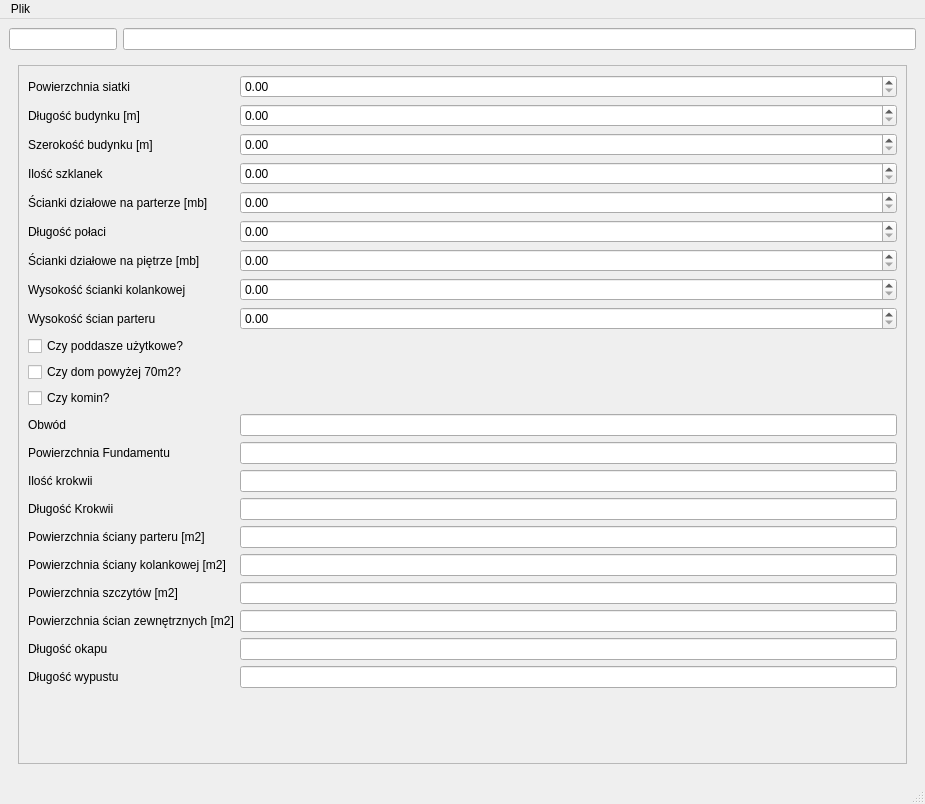
This is resources/designer/MainWindow.ui in KPlutowski/estiamte-app as Qt 5 draws it before an edit. The edited form follows.
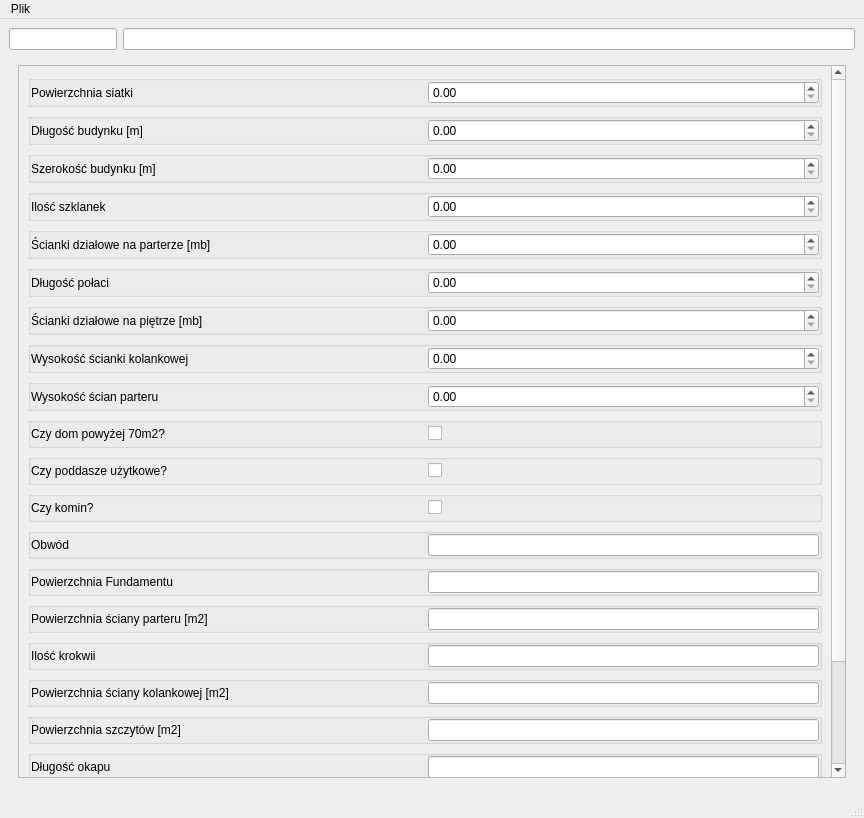
This is the edited form. Custom widgets are drawn as their Qt base class.

Commit message: Basic drag and drop in properties tab

The edit to the form file:
```diff
--- a/resources/designer/MainWindow.ui
+++ b/resources/designer/MainWindow.ui
@@ -6,8 +6,8 @@
    <rect>
     <x>0</x>
     <y>0</y>
-    <width>925</width>
-    <height>804</height>
+    <width>864</width>
+    <height>818</height>
    </rect>
   </property>
   <property name="windowTitle">
@@ -70,226 +70,898 @@
             <rect>
              <x>0</x>
              <y>0</y>
-             <width>879</width>
-             <height>676</height>
+             <width>818</width>
+             <height>690</height>
             </rect>
            </property>
-           <layout class="QFormLayout" name="formLayout">
-            <item row="0" column="0">
-             <widget class="QLabel" name="label">
-              <property name="text">
-               <string>Powierzchnia siatki</string>
+           <layout class="QVBoxLayout" name="scrollVerticalLayout">
+            <item>
+             <widget class="QGroupBox" name="groupBox_13">
+              <property name="title">
+               <string/>
               </property>
+              <layout class="QHBoxLayout" name="horizontalLayout_9">
+               <property name="leftMargin">
+                <number>0</number>
+               </property>
+               <property name="topMargin">
+                <number>0</number>
+               </property>
+               <property name="rightMargin">
+                <number>0</number>
+               </property>
+               <property name="bottomMargin">
+                <number>0</number>
+               </property>
+               <item>
+                <widget class="QLabel" name="label">
+                 <property name="text">
+                  <string>Powierzchnia siatki</string>
+                 </property>
+                 <property name="buddy">
+                  <cstring>gridArea</cstring>
+                 </property>
+                </widget>
+               </item>
+               <item>
+                <widget class="DoubleSpinnBoxItem" name="gridArea">
+                 <property name="sizePolicy">
+                  <sizepolicy hsizetype="Preferred" vsizetype="Fixed">
+                   <horstretch>0</horstretch>
+                   <verstretch>0</verstretch>
+                  </sizepolicy>
+                 </property>
+                </widget>
+               </item>
+              </layout>
              </widget>
             </item>
-            <item row="0" column="1">
-             <widget class="DoubleSpinnBoxItem" name="gridArea"/>
-            </item>
-            <item row="1" column="0">
-             <widget class="QLabel" name="label_2">
-              <property name="text">
-               <string>Długość budynku [m]</string>
+            <item>
+             <widget class="QGroupBox" name="groupBox_12">
+              <property name="title">
+               <string/>
               </property>
+              <layout class="QHBoxLayout" name="horizontalLayout_8">
+               <property name="leftMargin">
+                <number>0</number>
+               </property>
+               <property name="topMargin">
+                <number>0</number>
+               </property>
+               <property name="rightMargin">
+                <number>0</number>
+               </property>
+               <property name="bottomMargin">
+                <number>0</number>
+               </property>
+               <item>
+                <widget class="QLabel" name="label_2">
+                 <property name="text">
+                  <string>Długość budynku [m]</string>
+                 </property>
+                 <property name="buddy">
+                  <cstring>buildingLength</cstring>
+                 </property>
+                </widget>
+               </item>
+               <item>
+                <widget class="DoubleSpinnBoxItem" name="buildingLength">
+                 <property name="sizePolicy">
+                  <sizepolicy hsizetype="Preferred" vsizetype="Fixed">
+                   <horstretch>0</horstretch>
+                   <verstretch>0</verstretch>
+                  </sizepolicy>
+                 </property>
+                </widget>
+               </item>
+              </layout>
              </widget>
             </item>
-            <item row="1" column="1">
-             <widget class="DoubleSpinnBoxItem" name="buildingLength"/>
-            </item>
-            <item row="2" column="0">
-             <widget class="QLabel" name="label_3">
-              <property name="text">
-               <string>Szerokość budynku [m]</string>
+            <item>
+             <widget class="QGroupBox" name="groupBox_11">
+              <property name="title">
+               <string/>
               </property>
+              <layout class="QHBoxLayout" name="horizontalLayout_7">
+               <property name="leftMargin">
+                <number>0</number>
+               </property>
+               <property name="topMargin">
+                <number>0</number>
+               </property>
+               <property name="rightMargin">
+                <number>0</number>
+               </property>
+               <property name="bottomMargin">
+                <number>0</number>
+               </property>
+               <item>
+                <widget class="QLabel" name="label_3">
+                 <property name="text">
+                  <string>Szerokość budynku [m]</string>
+                 </property>
+                 <property name="buddy">
+                  <cstring>buildingWidth</cstring>
+                 </property>
+                </widget>
+               </item>
+               <item>
+                <widget class="DoubleSpinnBoxItem" name="buildingWidth">
+                 <property name="sizePolicy">
+                  <sizepolicy hsizetype="Preferred" vsizetype="Fixed">
+                   <horstretch>0</horstretch>
+                   <verstretch>0</verstretch>
+                  </sizepolicy>
+                 </property>
+                </widget>
+               </item>
+              </layout>
              </widget>
             </item>
-            <item row="2" column="1">
-             <widget class="DoubleSpinnBoxItem" name="buildingWidth"/>
-            </item>
-            <item row="3" column="0">
-             <widget class="QLabel" name="label_4">
-              <property name="text">
-               <string>Ilość szklanek</string>
+            <item>
+             <widget class="QGroupBox" name="groupBox_10">
+              <property name="title">
+               <string/>
               </property>
+              <layout class="QHBoxLayout" name="horizontalLayout_6">
+               <property name="leftMargin">
+                <number>0</number>
+               </property>
+               <property name="topMargin">
+                <number>0</number>
+               </property>
+               <property name="rightMargin">
+                <number>0</number>
+               </property>
+               <property name="bottomMargin">
+                <number>0</number>
+               </property>
+               <item>
+                <widget class="QLabel" name="label_4">
+                 <property name="text">
+                  <string>Ilość szklanek</string>
+                 </property>
+                 <property name="buddy">
+                  <cstring>glassQuantity</cstring>
+                 </property>
+                </widget>
+               </item>
+               <item>
+                <widget class="DoubleSpinnBoxItem" name="glassQuantity">
+                 <property name="sizePolicy">
+                  <sizepolicy hsizetype="Preferred" vsizetype="Fixed">
+                   <horstretch>0</horstretch>
+                   <verstretch>0</verstretch>
+                  </sizepolicy>
+                 </property>
+                </widget>
+               </item>
+              </layout>
              </widget>
             </item>
-            <item row="3" column="1">
-             <widget class="DoubleSpinnBoxItem" name="glassQuantity"/>
-            </item>
-            <item row="4" column="0">
-             <widget class="QLabel" name="label_5">
-              <property name="text">
-               <string>Ścianki działowe na parterze [mb]</string>
+            <item>
+             <widget class="QGroupBox" name="groupBox_7">
+              <property name="title">
+               <string/>
               </property>
+              <layout class="QHBoxLayout" name="horizontalLayout_21">
+               <property name="leftMargin">
+                <number>0</number>
+               </property>
+               <property name="topMargin">
+                <number>0</number>
+               </property>
+               <property name="rightMargin">
+                <number>0</number>
+               </property>
+               <property name="bottomMargin">
+                <number>0</number>
+               </property>
+               <item>
+                <widget class="QLabel" name="label_5">
+                 <property name="text">
+                  <string>Ścianki działowe na parterze [mb]</string>
+                 </property>
+                 <property name="buddy">
+                  <cstring>groundFloorWalls</cstring>
+                 </property>
+                </widget>
+               </item>
+               <item>
+                <widget class="DoubleSpinnBoxItem" name="groundFloorWalls">
+                 <property name="sizePolicy">
+                  <sizepolicy hsizetype="Preferred" vsizetype="Fixed">
+                   <horstretch>0</horstretch>
+                   <verstretch>0</verstretch>
+                  </sizepolicy>
+                 </property>
+                </widget>
+               </item>
+              </layout>
              </widget>
             </item>
-            <item row="4" column="1">
-             <widget class="DoubleSpinnBoxItem" name="groundFloorWalls"/>
-            </item>
-            <item row="5" column="0">
-             <widget class="QLabel" name="label_6">
-              <property name="text">
-               <string>Długość połaci</string>
+            <item>
+             <widget class="QGroupBox" name="groupBox_9">
+              <property name="title">
+               <string/>
               </property>
+              <layout class="QHBoxLayout" name="horizontalLayout_3">
+               <property name="leftMargin">
+                <number>0</number>
+               </property>
+               <property name="topMargin">
+                <number>0</number>
+               </property>
+               <property name="rightMargin">
+                <number>0</number>
+               </property>
+               <property name="bottomMargin">
+                <number>0</number>
+               </property>
+               <item>
+                <widget class="QLabel" name="label_6">
+                 <property name="text">
+                  <string>Długość połaci</string>
+                 </property>
+                 <property name="buddy">
+                  <cstring>roofLength</cstring>
+                 </property>
+                </widget>
+               </item>
+               <item>
+                <widget class="DoubleSpinnBoxItem" name="roofLength">
+                 <property name="sizePolicy">
+                  <sizepolicy hsizetype="Preferred" vsizetype="Fixed">
+                   <horstretch>0</horstretch>
+                   <verstretch>0</verstretch>
+                  </sizepolicy>
+                 </property>
+                </widget>
+               </item>
+              </layout>
              </widget>
             </item>
-            <item row="5" column="1">
-             <widget class="DoubleSpinnBoxItem" name="roofLength"/>
-            </item>
-            <item row="6" column="0">
-             <widget class="QLabel" name="label_19">
-              <property name="text">
-               <string>Ścianki działowe na piętrze [mb]</string>
+            <item>
+             <widget class="QGroupBox" name="groupBox_8">
+              <property name="title">
+               <string/>
               </property>
+              <layout class="QHBoxLayout" name="horizontalLayout_16">
+               <property name="leftMargin">
+                <number>0</number>
+               </property>
+               <property name="topMargin">
+                <number>0</number>
+               </property>
+               <property name="rightMargin">
+                <number>0</number>
+               </property>
+               <property name="bottomMargin">
+                <number>0</number>
+               </property>
+               <item>
+                <widget class="QLabel" name="label_19">
+                 <property name="text">
+                  <string>Ścianki działowe na piętrze [mb]</string>
+                 </property>
+                 <property name="buddy">
+                  <cstring>firstFloorWalls</cstring>
+                 </property>
+                </widget>
+               </item>
+               <item>
+                <widget class="DoubleSpinnBoxItem" name="firstFloorWalls">
+                 <property name="sizePolicy">
+                  <sizepolicy hsizetype="Preferred" vsizetype="Fixed">
+                   <horstretch>0</horstretch>
+                   <verstretch>0</verstretch>
+                  </sizepolicy>
+                 </property>
+                </widget>
+               </item>
+              </layout>
              </widget>
             </item>
-            <item row="6" column="1">
-             <widget class="DoubleSpinnBoxItem" name="firstFloorWalls"/>
-            </item>
-            <item row="7" column="0">
-             <widget class="QLabel" name="label_7">
-              <property name="text">
-               <string>Wysokość ścianki kolankowej</string>
+            <item>
+             <widget class="QGroupBox" name="groupBox_6">
+              <property name="title">
+               <string/>
               </property>
+              <layout class="QHBoxLayout" name="horizontalLayout_19">
+               <property name="leftMargin">
+                <number>0</number>
+               </property>
+               <property name="topMargin">
+                <number>0</number>
+               </property>
+               <property name="rightMargin">
+                <number>0</number>
+               </property>
+               <property name="bottomMargin">
+                <number>0</number>
+               </property>
+               <item>
+                <widget class="QLabel" name="label_7">
+                 <property name="text">
+                  <string>Wysokość ścianki kolankowej</string>
+                 </property>
+                 <property name="buddy">
+                  <cstring>kneeWallHeight</cstring>
+                 </property>
+                </widget>
+               </item>
+               <item>
+                <widget class="DoubleSpinnBoxItem" name="kneeWallHeight">
+                 <property name="sizePolicy">
+                  <sizepolicy hsizetype="Preferred" vsizetype="Fixed">
+                   <horstretch>0</horstretch>
+                   <verstretch>0</verstretch>
+                  </sizepolicy>
+                 </property>
+                </widget>
+               </item>
+              </layout>
              </widget>
             </item>
-            <item row="7" column="1">
-             <widget class="DoubleSpinnBoxItem" name="kneeWallHeight"/>
-            </item>
-            <item row="8" column="0">
-             <widget class="QLabel" name="label_8">
-              <property name="text">
-               <string>Wysokość ścian parteru</string>
+            <item>
+             <widget class="QGroupBox" name="groupBox_5">
+              <property name="title">
+               <string/>
               </property>
+              <layout class="QHBoxLayout" name="horizontalLayout_20">
+               <property name="leftMargin">
+                <number>0</number>
+               </property>
+               <property name="topMargin">
+                <number>0</number>
+               </property>
+               <property name="rightMargin">
+                <number>0</number>
+               </property>
+               <property name="bottomMargin">
+                <number>0</number>
+               </property>
+               <item>
+                <widget class="QLabel" name="label_8">
+                 <property name="text">
+                  <string>Wysokość ścian parteru</string>
+                 </property>
+                 <property name="buddy">
+                  <cstring>groundFloorHeight</cstring>
+                 </property>
+                </widget>
+               </item>
+               <item>
+                <widget class="DoubleSpinnBoxItem" name="groundFloorHeight">
+                 <property name="sizePolicy">
+                  <sizepolicy hsizetype="Preferred" vsizetype="Fixed">
+                   <horstretch>0</horstretch>
+                   <verstretch>0</verstretch>
+                  </sizepolicy>
+                 </property>
+                </widget>
+               </item>
+              </layout>
              </widget>
             </item>
-            <item row="8" column="1">
-             <widget class="DoubleSpinnBoxItem" name="groundFloorHeight"/>
-            </item>
-            <item row="9" column="0">
-             <widget class="CheckBoxItem" name="attic">
-              <property name="text">
-               <string>Czy poddasze użytkowe?</string>
+            <item>
+             <widget class="QGroupBox" name="groupBox_17">
+              <property name="title">
+               <string/>
               </property>
+              <layout class="QHBoxLayout" name="horizontalLayout_23">
+               <property name="leftMargin">
+                <number>0</number>
+               </property>
+               <property name="topMargin">
+                <number>0</number>
+               </property>
+               <property name="rightMargin">
+                <number>0</number>
+               </property>
+               <property name="bottomMargin">
+                <number>0</number>
+               </property>
+               <item>
+                <widget class="QLabel" name="label_20">
+                 <property name="text">
+                  <string>Czy dom powyżej 70m2?</string>
+                 </property>
+                </widget>
+               </item>
+               <item>
+                <widget class="CheckBoxItem" name="largeHouse">
+                 <property name="text">
+                  <string/>
+                 </property>
+                </widget>
+               </item>
+              </layout>
              </widget>
             </item>
-            <item row="10" column="0">
-             <widget class="CheckBoxItem" name="largeHouse">
-              <property name="text">
-               <string>Czy dom powyżej 70m2?</string>
+            <item>
+             <widget class="QGroupBox" name="groupBox_21">
+              <property name="title">
+               <string/>
               </property>
+              <layout class="QHBoxLayout" name="horizontalLayout_24">
+               <property name="leftMargin">
+                <number>0</number>
+               </property>
+               <property name="topMargin">
+                <number>0</number>
+               </property>
+               <property name="rightMargin">
+                <number>0</number>
+               </property>
+               <property name="bottomMargin">
+                <number>0</number>
+               </property>
+               <item>
+                <widget class="QLabel" name="label_21">
+                 <property name="text">
+                  <string>Czy poddasze użytkowe?</string>
+                 </property>
+                </widget>
+               </item>
+               <item>
+                <widget class="CheckBoxItem" name="attic">
+                 <property name="text">
+                  <string/>
+                 </property>
+                </widget>
+               </item>
+              </layout>
              </widget>
             </item>
-            <item row="11" column="0">
-             <widget class="CheckBoxItem" name="chimney">
-              <property name="text">
-               <string>Czy komin?</string>
+            <item>
+             <widget class="QGroupBox" name="groupBox_22">
+              <property name="title">
+               <string/>
               </property>
+              <layout class="QHBoxLayout" name="horizontalLayout_25">
+               <property name="leftMargin">
+                <number>0</number>
+               </property>
+               <property name="topMargin">
+                <number>0</number>
+               </property>
+               <property name="rightMargin">
+                <number>0</number>
+               </property>
+               <property name="bottomMargin">
+                <number>0</number>
+               </property>
+               <item>
+                <widget class="QLabel" name="label_22">
+                 <property name="text">
+                  <string>Czy komin?</string>
+                 </property>
+                </widget>
+               </item>
+               <item>
+                <widget class="CheckBoxItem" name="chimney">
+                 <property name="text">
+                  <string/>
+                 </property>
+                </widget>
+               </item>
+              </layout>
              </widget>
             </item>
-            <item row="12" column="0">
-             <widget class="QLabel" name="label_9">
-              <property name="text">
-               <string>Obwód</string>
+            <item>
+             <widget class="QGroupBox" name="groupBox_4">
+              <property name="title">
+               <string/>
               </property>
+              <layout class="QHBoxLayout" name="horizontalLayout_18">
+               <property name="leftMargin">
+                <number>0</number>
+               </property>
+               <property name="topMargin">
+                <number>0</number>
+               </property>
+               <property name="rightMargin">
+                <number>0</number>
+               </property>
+               <property name="bottomMargin">
+                <number>0</number>
+               </property>
+               <item>
+                <widget class="QLabel" name="label_9">
+                 <property name="text">
+                  <string>Obwód</string>
+                 </property>
+                 <property name="buddy">
+                  <cstring>perimeter</cstring>
+                 </property>
+                </widget>
+               </item>
+               <item>
+                <widget class="LineEditItem" name="perimeter">
+                 <property name="sizePolicy">
+                  <sizepolicy hsizetype="Preferred" vsizetype="Fixed">
+                   <horstretch>0</horstretch>
+                   <verstretch>0</verstretch>
+                  </sizepolicy>
+                 </property>
+                </widget>
+               </item>
+              </layout>
              </widget>
             </item>
-            <item row="12" column="1">
-             <widget class="LineEditItem" name="perimeter"/>
-            </item>
-            <item row="13" column="0">
-             <widget class="QLabel" name="label_10">
-              <property name="text">
-               <string>Powierzchnia Fundamentu</string>
+            <item>
+             <widget class="QGroupBox" name="groupBox_14">
+              <property name="title">
+               <string/>
               </property>
+              <layout class="QHBoxLayout" name="horizontalLayout_10">
+               <property name="leftMargin">
+                <number>0</number>
+               </property>
+               <property name="topMargin">
+                <number>0</number>
+               </property>
+               <property name="rightMargin">
+                <number>0</number>
+               </property>
+               <property name="bottomMargin">
+                <number>0</number>
+               </property>
+               <item>
+                <widget class="QLabel" name="label_10">
+                 <property name="text">
+                  <string>Powierzchnia Fundamentu</string>
+                 </property>
+                 <property name="buddy">
+                  <cstring>foundationArea</cstring>
+                 </property>
+                </widget>
+               </item>
+               <item>
+                <widget class="LineEditItem" name="foundationArea">
+                 <property name="sizePolicy">
+                  <sizepolicy hsizetype="Preferred" vsizetype="Fixed">
+                   <horstretch>0</horstretch>
+                   <verstretch>0</verstretch>
+                  </sizepolicy>
+                 </property>
+                </widget>
+               </item>
+              </layout>
              </widget>
             </item>
-            <item row="13" column="1">
-             <widget class="LineEditItem" name="foundationArea"/>
-            </item>
-            <item row="14" column="0">
-             <widget class="QLabel" name="label_11">
-              <property name="text">
-               <string>Ilość krokwii</string>
+            <item>
+             <widget class="QGroupBox" name="groupBox_20">
+              <property name="title">
+               <string/>
               </property>
+              <layout class="QHBoxLayout" name="horizontalLayout_22">
+               <property name="leftMargin">
+                <number>0</number>
+               </property>
+               <property name="topMargin">
+                <number>0</number>
+               </property>
+               <property name="rightMargin">
+                <number>0</number>
+               </property>
+               <property name="bottomMargin">
+                <number>0</number>
+               </property>
+               <item>
+                <widget class="QLabel" name="label_13">
+                 <property name="text">
+                  <string>Powierzchnia ściany parteru [m2]</string>
+                 </property>
+                 <property name="buddy">
+                  <cstring>groundWallArea</cstring>
+                 </property>
+                </widget>
+               </item>
+               <item>
+                <widget class="LineEditItem" name="groundWallArea">
+                 <property name="sizePolicy">
+                  <sizepolicy hsizetype="Preferred" vsizetype="Fixed">
+                   <horstretch>0</horstretch>
+                   <verstretch>0</verstretch>
+                  </sizepolicy>
+                 </property>
+                </widget>
+               </item>
+              </layout>
              </widget>
             </item>
-            <item row="14" column="1">
-             <widget class="LineEditItem" name="rafterCount">
-              <property name="enabled">
-               <bool>true</bool>
+            <item>
+             <widget class="QGroupBox" name="groupBox_15">
+              <property name="title">
+               <string/>
               </property>
+              <layout class="QHBoxLayout" name="horizontalLayout_11">
+               <property name="leftMargin">
+                <number>0</number>
+               </property>
+               <property name="topMargin">
+                <number>0</number>
+               </property>
+               <property name="rightMargin">
+                <number>0</number>
+               </property>
+               <property name="bottomMargin">
+                <number>0</number>
+               </property>
+               <item>
+                <widget class="QLabel" name="label_11">
+                 <property name="text">
+                  <string>Ilość krokwii</string>
+                 </property>
+                 <property name="buddy">
+                  <cstring>rafterCount</cstring>
+                 </property>
+                </widget>
+               </item>
+               <item>
+                <widget class="LineEditItem" name="rafterCount">
+                 <property name="enabled">
+                  <bool>true</bool>
+                 </property>
+                 <property name="sizePolicy">
+                  <sizepolicy hsizetype="Preferred" vsizetype="Fixed">
+                   <horstretch>0</horstretch>
+                   <verstretch>0</verstretch>
+                  </sizepolicy>
+                 </property>
+                </widget>
+               </item>
+              </layout>
              </widget>
             </item>
-            <item row="15" column="0">
-             <widget class="QLabel" name="label_12">
-              <property name="text">
-               <string>Długość Krokwii</string>
+            <item>
+             <widget class="QGroupBox" name="groupBox_19">
+              <property name="title">
+               <string/>
               </property>
+              <layout class="QHBoxLayout" name="horizontalLayout_12">
+               <property name="leftMargin">
+                <number>0</number>
+               </property>
+               <property name="topMargin">
+                <number>0</number>
+               </property>
+               <property name="rightMargin">
+                <number>0</number>
+               </property>
+               <property name="bottomMargin">
+                <number>0</number>
+               </property>
+               <item>
+                <widget class="QLabel" name="label_14">
+                 <property name="text">
+                  <string>Powierzchnia ściany kolankowej [m2]</string>
+                 </property>
+                 <property name="buddy">
+                  <cstring>kneeWallArea</cstring>
+                 </property>
+                </widget>
+               </item>
+               <item>
+                <widget class="LineEditItem" name="kneeWallArea">
+                 <property name="sizePolicy">
+                  <sizepolicy hsizetype="Preferred" vsizetype="Fixed">
+                   <horstretch>0</horstretch>
+                   <verstretch>0</verstretch>
+                  </sizepolicy>
+                 </property>
+                </widget>
+               </item>
+              </layout>
              </widget>
             </item>
-            <item row="15" column="1">
-             <widget class="LineEditItem" name="rafterLength"/>
-            </item>
-            <item row="16" column="0">
-             <widget class="QLabel" name="label_13">
-              <property name="text">
-               <string>Powierzchnia ściany parteru [m2]</string>
+            <item>
+             <widget class="QGroupBox" name="groupBox_18">
+              <property name="title">
+               <string/>
               </property>
+              <layout class="QHBoxLayout" name="horizontalLayout_14">
+               <property name="leftMargin">
+                <number>0</number>
+               </property>
+               <property name="topMargin">
+                <number>0</number>
+               </property>
+               <property name="rightMargin">
+                <number>0</number>
+               </property>
+               <property name="bottomMargin">
+                <number>0</number>
+               </property>
+               <item>
+                <widget class="QLabel" name="label_15">
+                 <property name="text">
+                  <string>Powierzchnia szczytów [m2]</string>
+                 </property>
+                 <property name="buddy">
+                  <cstring>gableArea</cstring>
+                 </property>
+                </widget>
+               </item>
+               <item>
+                <widget class="LineEditItem" name="gableArea">
+                 <property name="sizePolicy">
+                  <sizepolicy hsizetype="Preferred" vsizetype="Fixed">
+                   <horstretch>0</horstretch>
+                   <verstretch>0</verstretch>
+                  </sizepolicy>
+                 </property>
+                </widget>
+               </item>
+              </layout>
              </widget>
             </item>
-            <item row="16" column="1">
-             <widget class="LineEditItem" name="groundWallArea"/>
-            </item>
-            <item row="17" column="0">
-             <widget class="QLabel" name="label_14">
-              <property name="text">
-               <string>Powierzchnia ściany kolankowej [m2]</string>
+            <item>
+             <widget class="QGroupBox" name="groupBox_2">
+              <property name="title">
+               <string/>
               </property>
+              <layout class="QHBoxLayout" name="horizontalLayout_15">
+               <property name="leftMargin">
+                <number>0</number>
+               </property>
+               <property name="topMargin">
+                <number>0</number>
+               </property>
+               <property name="rightMargin">
+                <number>0</number>
+               </property>
+               <property name="bottomMargin">
+                <number>0</number>
+               </property>
+               <item>
+                <widget class="QLabel" name="label_17">
+                 <property name="text">
+                  <string>Długość okapu</string>
+                 </property>
+                 <property name="buddy">
+                  <cstring>eavesLenght</cstring>
+                 </property>
+                </widget>
+               </item>
+               <item>
+                <widget class="LineEditItem" name="eavesLenght">
+                 <property name="sizePolicy">
+                  <sizepolicy hsizetype="Preferred" vsizetype="Fixed">
+                   <horstretch>0</horstretch>
+                   <verstretch>0</verstretch>
+                  </sizepolicy>
+                 </property>
+                </widget>
+               </item>
+              </layout>
              </widget>
             </item>
-            <item row="17" column="1">
-             <widget class="LineEditItem" name="kneeWallArea"/>
-            </item>
-            <item row="18" column="0">
-             <widget class="QLabel" name="label_15">
-              <property name="text">
-               <string>Powierzchnia szczytów [m2]</string>
+            <item>
+             <widget class="QGroupBox" name="groupBox">
+              <property name="title">
+               <string/>
               </property>
+              <layout class="QHBoxLayout" name="horizontalLayout_2">
+               <property name="leftMargin">
+                <number>0</number>
+               </property>
+               <property name="topMargin">
+                <number>0</number>
+               </property>
+               <property name="rightMargin">
+                <number>0</number>
+               </property>
+               <property name="bottomMargin">
+                <number>0</number>
+               </property>
+               <item>
+                <widget class="QLabel" name="label_18">
+                 <property name="text">
+                  <string>Długość wypustu</string>
+                 </property>
+                 <property name="buddy">
+                  <cstring>spoutLength</cstring>
+                 </property>
+                </widget>
+               </item>
+               <item>
+                <widget class="LineEditItem" name="spoutLength">
+                 <property name="sizePolicy">
+                  <sizepolicy hsizetype="Preferred" vsizetype="Fixed">
+                   <horstretch>0</horstretch>
+                   <verstretch>0</verstretch>
+                  </sizepolicy>
+                 </property>
+                </widget>
+               </item>
+              </layout>
              </widget>
             </item>
-            <item row="18" column="1">
-             <widget class="LineEditItem" name="gableArea"/>
-            </item>
-            <item row="19" column="0">
-             <widget class="QLabel" name="label_16">
-              <property name="text">
-               <string>Powierzchnia ścian zewnętrznych [m2]</string>
+            <item>
+             <widget class="QGroupBox" name="groupBox_16">
+              <property name="title">
+               <string/>
               </property>
+              <layout class="QHBoxLayout" name="horizontalLayout_13">
+               <property name="leftMargin">
+                <number>0</number>
+               </property>
+               <property name="topMargin">
+                <number>0</number>
+               </property>
+               <property name="rightMargin">
+                <number>0</number>
+               </property>
+               <property name="bottomMargin">
+                <number>0</number>
+               </property>
+               <item>
+                <widget class="QLabel" name="label_12">
+                 <property name="text">
+                  <string>Długość Krokwii</string>
+                 </property>
+                 <property name="buddy">
+                  <cstring>rafterLength</cstring>
+                 </property>
+                </widget>
+               </item>
+               <item>
+                <widget class="LineEditItem" name="rafterLength">
+                 <property name="sizePolicy">
+                  <sizepolicy hsizetype="Preferred" vsizetype="Fixed">
+                   <horstretch>0</horstretch>
+                   <verstretch>0</verstretch>
+                  </sizepolicy>
+                 </property>
+                </widget>
+               </item>
+              </layout>
              </widget>
             </item>
-            <item row="19" column="1">
-             <widget class="LineEditItem" name="externalWallArea"/>
-            </item>
-            <item row="20" column="0">
-             <widget class="QLabel" name="label_17">
-              <property name="text">
-               <string>Długość okapu</string>
+            <item>
+             <widget class="QGroupBox" name="groupBox_3">
+              <property name="title">
+               <string/>
               </property>
+              <layout class="QHBoxLayout" name="horizontalLayout_17">
+               <property name="leftMargin">
+                <number>0</number>
+               </property>
+               <property name="topMargin">
+                <number>0</number>
+               </property>
+               <property name="rightMargin">
+                <number>0</number>
+               </property>
+               <property name="bottomMargin">
+                <number>0</number>
+               </property>
+               <item>
+                <widget class="QLabel" name="label_16">
+                 <property name="text">
+                  <string>Powierzchnia ścian zewnętrznych [m2]</string>
+                 </property>
+                 <property name="buddy">
+                  <cstring>externalWallArea</cstring>
+                 </property>
+                </widget>
+               </item>
+               <item>
+                <widget class="LineEditItem" name="externalWallArea">
+                 <property name="sizePolicy">
+                  <sizepolicy hsizetype="Preferred" vsizetype="Fixed">
+                   <horstretch>0</horstretch>
+                   <verstretch>0</verstretch>
+                  </sizepolicy>
+                 </property>
+                </widget>
+               </item>
+              </layout>
              </widget>
             </item>
-            <item row="20" column="1">
-             <widget class="LineEditItem" name="eavesLenght"/>
-            </item>
-            <item row="21" column="0">
-             <widget class="QLabel" name="label_18">
-              <property name="text">
-               <string>Długość wypustu</string>
-              </property>
-             </widget>
-            </item>
-            <item row="21" column="1">
-             <widget class="LineEditItem" name="spoutLength"/>
-            </item>
            </layout>
           </widget>
          </widget>
@@ -305,7 +977,7 @@
     <rect>
      <x>0</x>
      <y>0</y>
-     <width>925</width>
+     <width>864</width>
      <height>26</height>
     </rect>
    </property>
```
Left out of the diff: 5 changed lines with no effect on the pictures. The commit also changes 3 other files.
